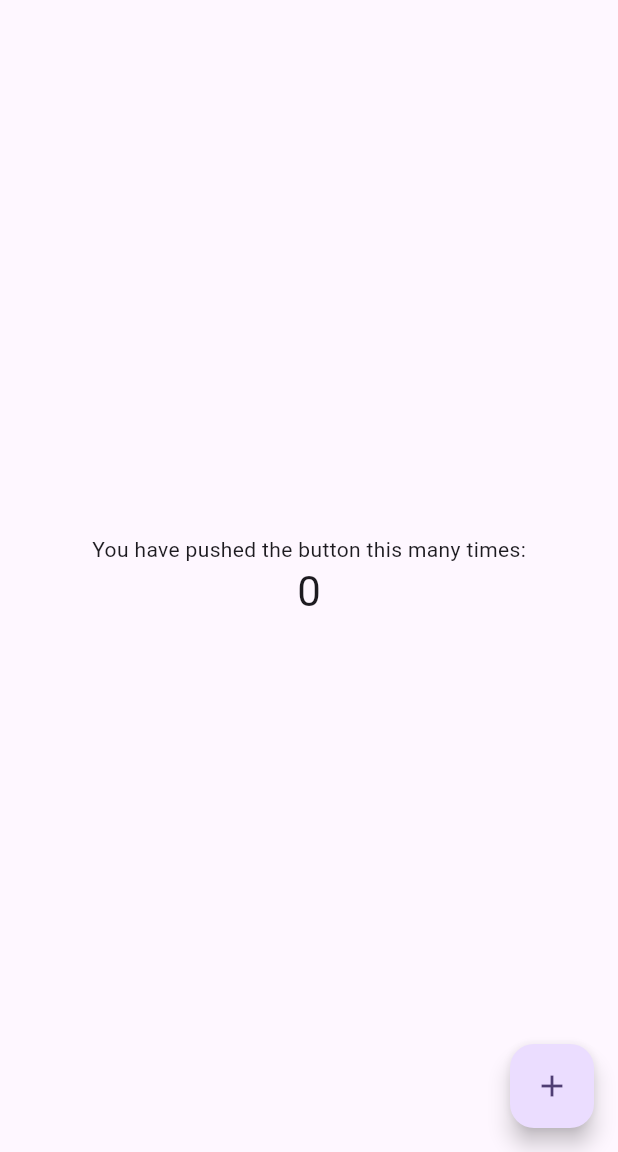
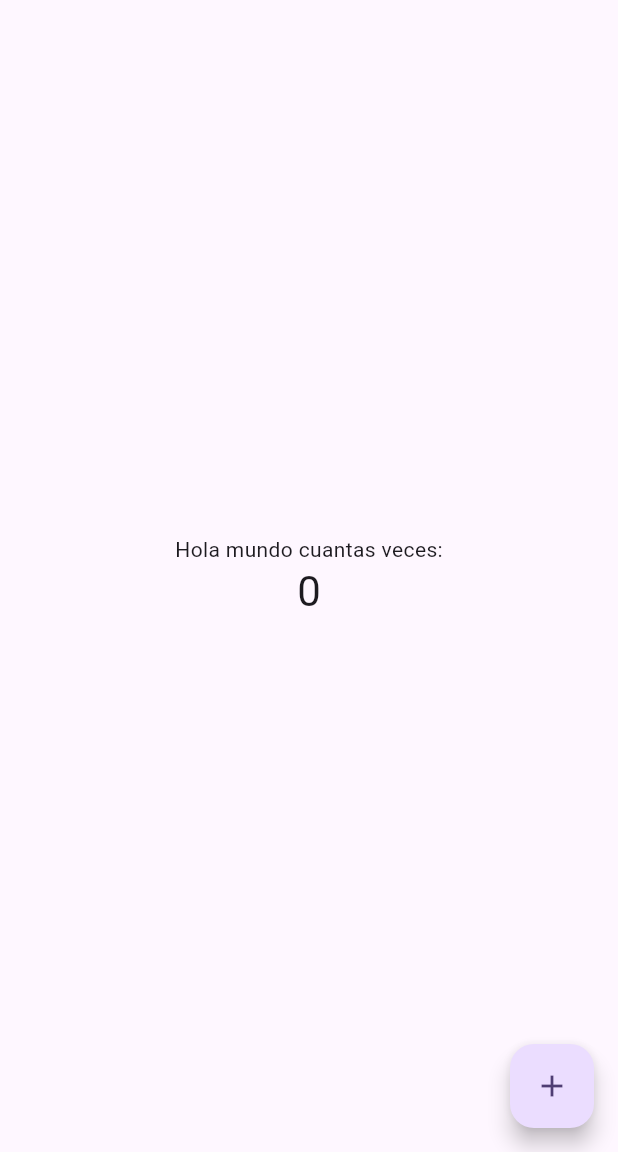
Before and after one commit to omarlopezgarcia/flutter_18OmarLopez, a Flutter app: the screen it shows after launch, on a phone screen of 412 x 824 dp, the part 84-1236 px from its top. Run offline on Flutter 3.47's test engine with Material 2 defaults, Android fonts, the phone set to English and light mode, and no system bars.

Commit message:
Hola Mundo - Prueba v0.1

```diff
--- a/lib/main.dart
+++ b/lib/main.dart
@@ -106,7 +106,7 @@ class _MyHomePageState extends State<MyHomePage> {
           mainAxisAlignment: MainAxisAlignment.center,
           children: <Widget>[
             const Text(
-              'You have pushed the button this many times:',
+              'Hola mundo cuantas veces:',
             ),
             Text(
               '$_counter',
```
